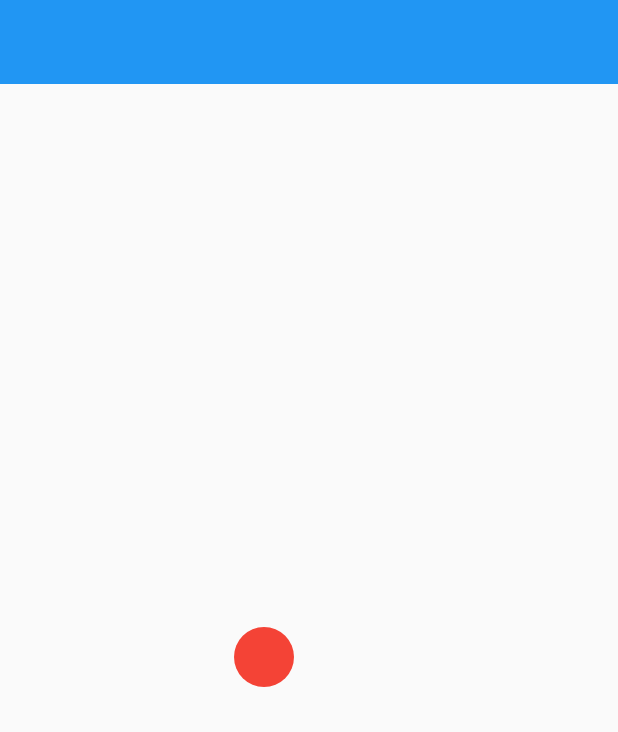
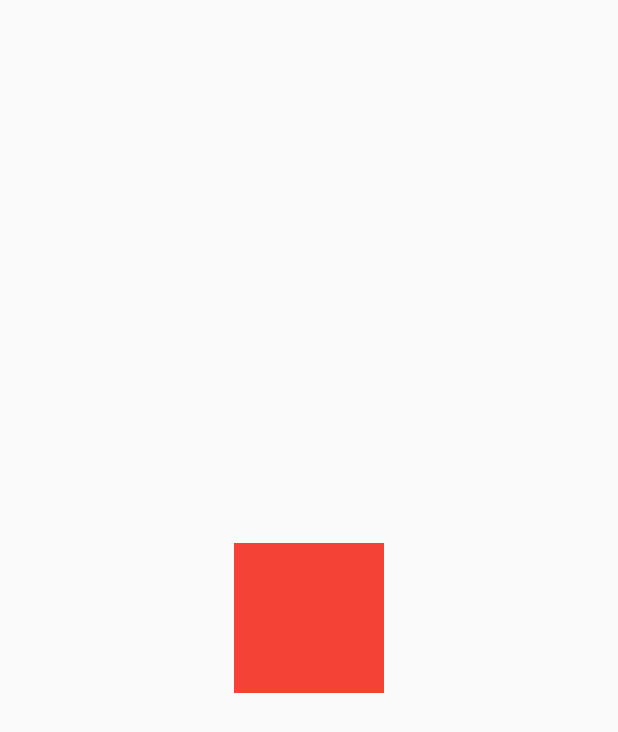
Before and after one commit to teddyjune/tilt_sensor_app, a Flutter app: the screen it shows after launch, on a phone screen of 412 x 824 dp. Shown: the top 732 px of the screen. Run offline on Flutter 3.47's test engine with Material 2 defaults, Android fonts, the phone set to English and light mode, and no system bars.

Commit message:
feat: MediaQuery를 사용해 정가운데 위치잡기

```diff
--- a/lib/main.dart
+++ b/lib/main.dart
@@ -1,6 +1,6 @@
 import 'package:flutter/material.dart';
 
-import 'main_screen.dart';
+import 'sensor_app.dart';
 
 void main() {
   runApp(const MyApp());
@@ -16,7 +16,7 @@ class MyApp extends StatelessWidget {
       theme: ThemeData(
         primarySwatch: Colors.blue,
       ),
-      home: const MainScreen(title: ''),
+      home: const SensorApp(title: ''),
     );
   }
 }
--- a/lib/main_screen.dart
+++ /dev/null
@@ -1,74 +0,0 @@
-import 'package:flutter/material.dart';
-import 'package:sensors_plus/sensors_plus.dart';
-
-class MainScreen extends StatefulWidget {
-  const MainScreen({Key? key, required this.title}) : super(key: key);
-
-  final String title;
-
-  @override
-  State<MainScreen> createState() => _MainScreenState();
-}
-
-class _MainScreenState extends State<MainScreen> {
-  @override
-  void initState() {
-    super.initState();
-  }
-
-  @override
-  Widget build(BuildContext context) {
-    double posX = MediaQuery.of(context).size.width / 2 - 50;
-    double posY = MediaQuery.of(context).size.height / 2 - 50;
-
-    final width = MediaQuery.of(context).size.width;
-    final height = MediaQuery.of(context).size.height;
-
-    return Scaffold(
-      appBar: AppBar(
-        elevation: 0,
-        title: Text(widget.title),
-      ),
-      body: StreamBuilder<AccelerometerEvent>(
-          stream: SensorsPlatform.instance.accelerometerEvents,
-          builder: (context, snapshot) {
-            if (snapshot.hasData) {
-              posX = posX + (snapshot.data!.x * 10);
-              if (posX > width) {
-                posX = width-40;
-              } else if (posX < 0) {
-                posX = 0;
-              }
-              posY = posY + (snapshot.data!.y * 10);
-              if (posY > height) {
-                posY = height-40;
-              } else if (posY < 0) {
-                posY = 0;
-              }
-            }
-            return Transform.translate(
-              offset: Offset(posX, posY),
-              child: const CircleAvatar(
-                radius: 20,
-                backgroundColor: Colors.red,
-              ),
-            );
-          }),
-    );
-  }
-}
-
-// class DrawCircle extends CustomPaint {
-//   @override
-//   void paint(Canvas canvas, Size size) {
-//     var paint = Paint();
-//     paint.color = Colors.red;
-//     canvas.drawCircle(Offset(posX, posY), 50, paint);
-//   }
-//
-//   @override
-//   bool shouldRepaint(covariant CustomPainter oldDelegate) {
-//     //false : paint call might be optimized away.
-//     return false;
-//   }
-// }
--- /dev/null
+++ b/lib/sensor_app.dart
@@ -0,0 +1,71 @@
+import 'package:flutter/material.dart';
+
+class SensorApp extends StatefulWidget {
+  const SensorApp({Key? key, required this.title}) : super(key: key);
+
+  final String title;
+
+  @override
+  State<SensorApp> createState() => _SensorAppState();
+}
+
+class _SensorAppState extends State<SensorApp> {
+  @override
+  void initState() {
+    super.initState();
+  }
+
+  @override
+  Widget build(BuildContext context) {
+    final centerX = MediaQuery.of(context).size.width / 2 - 50;
+    final centerY = MediaQuery.of(context).size.height / 2 - 50;
+
+    final width = MediaQuery.of(context).size.width;
+    final height = MediaQuery.of(context).size.height;
+
+    return Scaffold(
+      body: Stack(
+        children: [
+          Positioned(
+            left: centerX,
+            top: centerY,
+            child: Container(
+              color: Colors.red,
+              width: 100,
+              height: 100,
+            ),
+          ),
+          // StreamBuilder<AccelerometerEvent>(
+          //     stream: SensorsPlatform.instance.accelerometerEvents,
+          //     builder: (context, snapshot) {
+          //       if (snapshot.hasData) {
+          //         posX = posX + (snapshot.data!.x * 10);
+          //         if (posX > width) {
+          //           posX = width - 60;
+          //         } else if (posX < 0) {
+          //           posX = 0;
+          //         }
+          //         posY = posY + (snapshot.data!.y * 10);
+          //         if (posY > height) {
+          //           posY = height - 100;
+          //         } else if (posY < 0) {
+          //           posY = 0;
+          //         }
+          //       }
+          //       return Transform.translate(
+          //         offset: Offset(posX, posY),
+          //         child: const CircleAvatar(
+          //           radius: 30,
+          //           backgroundColor: Colors.red,
+          //         ),
+          //       );
+          //     }),
+          // Padding(
+          //   padding: const EdgeInsets.all(16.0),
+          //   child: Text('Accelerometer: $posX,$posY'),
+          // ),
+        ],
+      ),
+    );
+  }
+}
```
